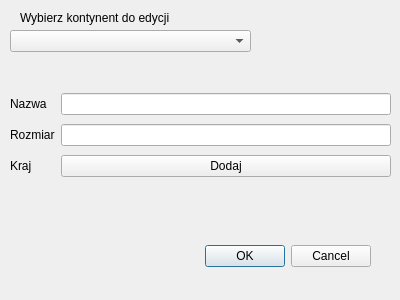
First picture: the form in continenteditwindow.ui, repository Wszymans/Land, before the edit.
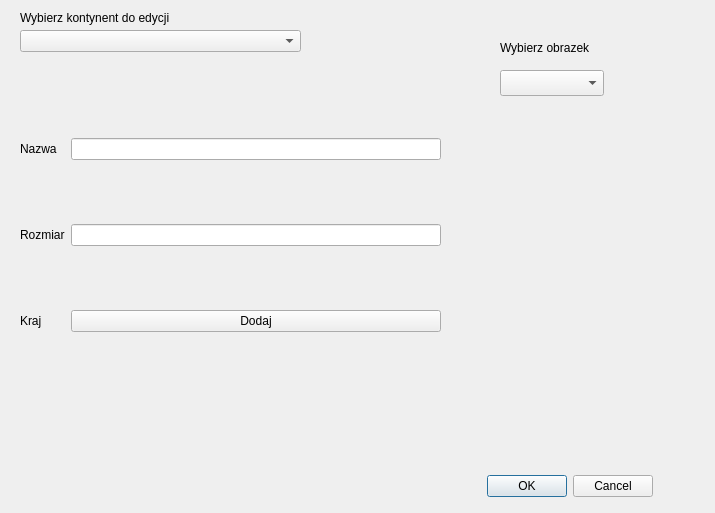
Second picture: the form after the edit.

Commit message: Added images functionality

The edit to the form file:
```diff
--- a/continenteditwindow.ui
+++ b/continenteditwindow.ui
@@ -6,35 +6,19 @@
    <rect>
     <x>0</x>
     <y>0</y>
-    <width>400</width>
-    <height>300</height>
+    <width>715</width>
+    <height>513</height>
    </rect>
   </property>
   <property name="windowTitle">
    <string>Dialog</string>
   </property>
-  <widget class="QDialogButtonBox" name="buttonBox">
+  <widget class="QComboBox" name="ContinentCombBox">
    <property name="geometry">
     <rect>
-     <x>30</x>
-     <y>240</y>
-     <width>341</width>
-     <height>32</height>
-    </rect>
-   </property>
-   <property name="orientation">
-    <enum>Qt::Horizontal</enum>
-   </property>
-   <property name="standardButtons">
-    <set>QDialogButtonBox::Cancel|QDialogButtonBox::Ok</set>
-   </property>
-  </widget>
-  <widget class="QComboBox" name="ContinentcombBox">
-   <property name="geometry">
-    <rect>
-     <x>10</x>
+     <x>20</x>
      <y>30</y>
-     <width>241</width>
+     <width>281</width>
      <height>22</height>
     </rect>
    </property>
@@ -55,10 +39,10 @@
   <widget class="QWidget" name="gridLayoutWidget">
    <property name="geometry">
     <rect>
-     <x>0</x>
-     <y>80</y>
-     <width>401</width>
-     <height>111</height>
+     <x>10</x>
+     <y>70</y>
+     <width>441</width>
+     <height>331</height>
     </rect>
    </property>
    <layout class="QGridLayout" name="gridLayout">
@@ -110,6 +94,58 @@
     </item>
    </layout>
   </widget>
+  <widget class="QDialogButtonBox" name="buttonBox">
+   <property name="geometry">
+    <rect>
+     <x>330</x>
+     <y>470</y>
+     <width>323</width>
+     <height>32</height>
+    </rect>
+   </property>
+   <property name="orientation">
+    <enum>Qt::Horizontal</enum>
+   </property>
+   <property name="standardButtons">
+    <set>QDialogButtonBox::Cancel|QDialogButtonBox::Ok</set>
+   </property>
+  </widget>
+  <widget class="QLabel" name="ContinentImage">
+   <property name="geometry">
+    <rect>
+     <x>480</x>
+     <y>140</y>
+     <width>200</width>
+     <height>150</height>
+    </rect>
+   </property>
+   <property name="text">
+    <string/>
+   </property>
+  </widget>
+  <widget class="QComboBox" name="continentImageComboBox">
+   <property name="geometry">
+    <rect>
+     <x>500</x>
+     <y>70</y>
+     <width>104</width>
+     <height>26</height>
+    </rect>
+   </property>
+  </widget>
+  <widget class="QLabel" name="label_5">
+   <property name="geometry">
+    <rect>
+     <x>500</x>
+     <y>40</y>
+     <width>111</width>
+     <height>16</height>
+    </rect>
+   </property>
+   <property name="text">
+    <string>Wybierz obrazek</string>
+   </property>
+  </widget>
  </widget>
  <resources/>
  <connections>
```
Left out of the diff: 32 changed lines with no effect on the pictures. The commit also changes 17 other files.
